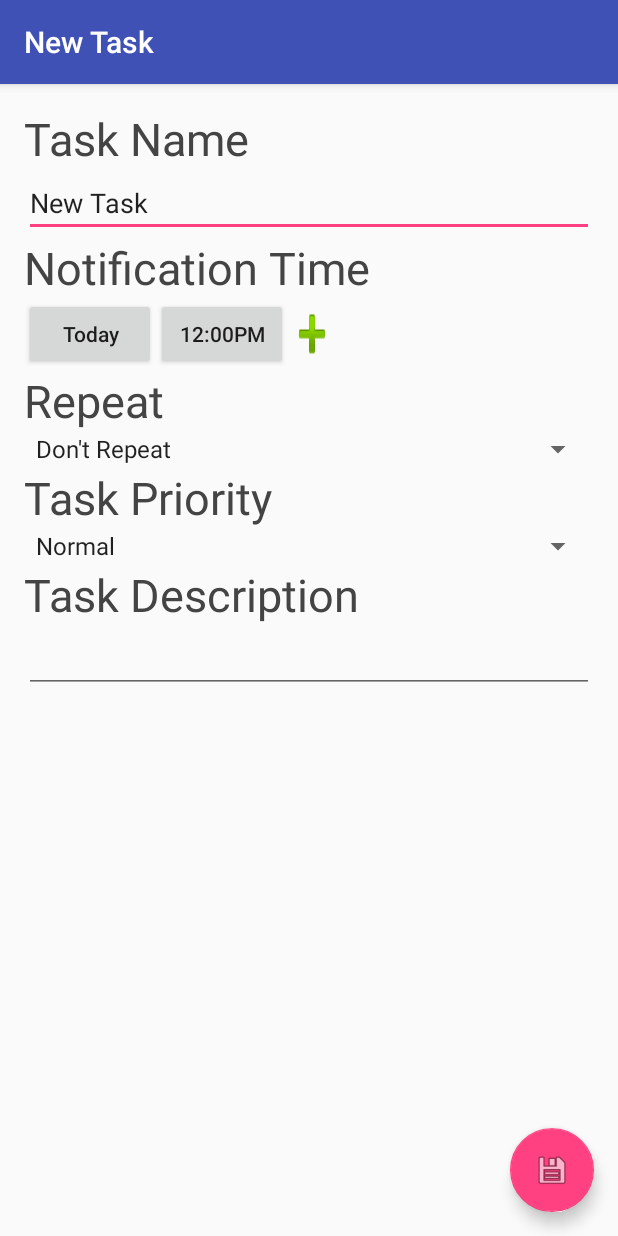
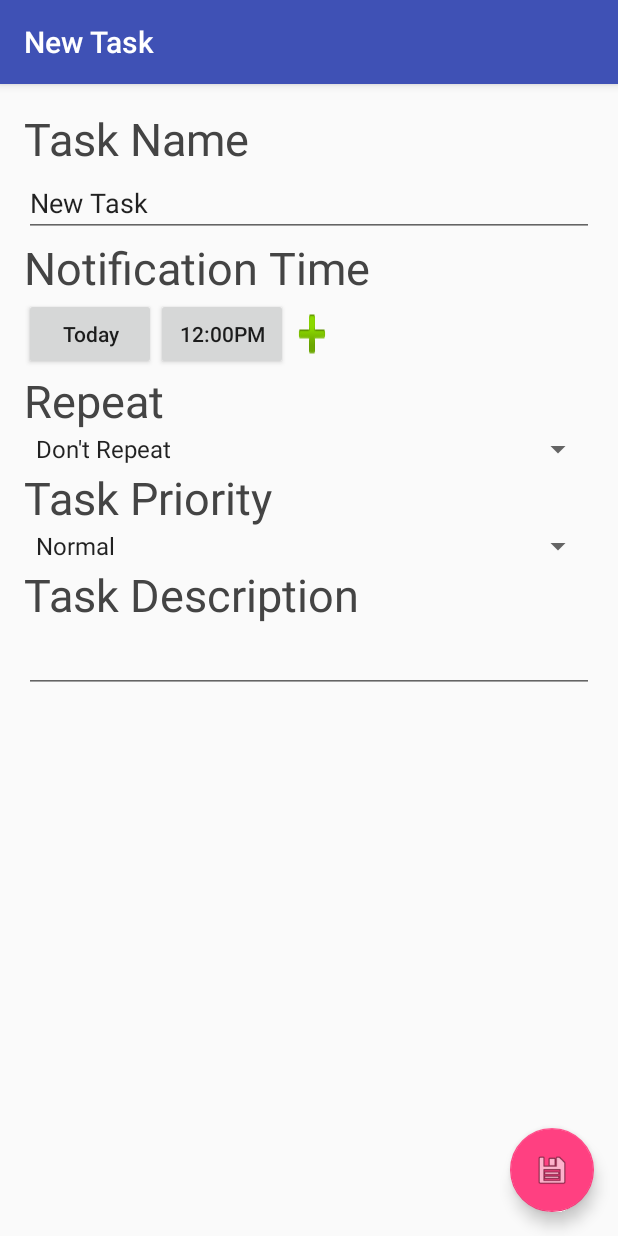
Before and after one commit to Hazzard13/Simple-To-Do, an Android app: the TaskEditor screen opened directly, with no data from a screen before it, on a phone screen of 412 x 824 dp. Run offline under Robolectric (Android 15) with nearby library versions, the phone set to English and light mode, and no system bars.

Commit message:
Minor Tweaks of the task Editor XML, intuitive improvements.

```diff
--- a/app/src/main/java/com/hazzard/nathan/to_do/TaskEditor.java
+++ b/app/src/main/java/com/hazzard/nathan/to_do/TaskEditor.java
@@ -45,7 +45,7 @@ public class TaskEditor extends AppCompatActivity {
         taskList = TaskListManager.loadTaskList(this);
 
         //Sets up TaskEditor to load a task
-        setContentView(R.layout.activity_task_creator);
+        setContentView(R.layout.activity_task_editor);
         Toolbar toolbar = (Toolbar) findViewById(R.id.toolbar);
         setSupportActionBar(toolbar);
         FloatingActionButton fab = (FloatingActionButton) findViewById(R.id.fab);
--- a/app/src/main/res/layout/activity_task_creator.xml
+++ b/app/src/main/res/layout/activity_task_editor.xml
@@ -15,7 +15,7 @@
 
     </android.support.design.widget.AppBarLayout>
 
-    <include layout="@layout/content_task_creator" />
+    <include layout="@layout/content_task_editor" />
 
     <android.support.design.widget.FloatingActionButton android:id="@+id/fab"
         android:layout_width="wrap_content" android:layout_height="wrap_content"
--- a/app/src/main/res/layout/content_task_creator.xml
+++ b/app/src/main/res/layout/content_task_editor.xml
@@ -1,29 +1,36 @@
 <?xml version="1.0" encoding="utf-8"?>
 <LinearLayout xmlns:android="http://schemas.android.com/apk/res/android"
     xmlns:tools="http://schemas.android.com/tools"
-    xmlns:app="http://schemas.android.com/apk/res-auto" android:layout_width="match_parent"
+    xmlns:app="http://schemas.android.com/apk/res-auto"
     android:orientation="vertical"
-    android:layout_height="match_parent" android:paddingLeft="@dimen/activity_horizontal_margin"
+    android:layout_height="match_parent"
+    android:layout_width="match_parent"
+    android:paddingLeft="@dimen/activity_horizontal_margin"
     android:paddingRight="@dimen/activity_horizontal_margin"
     android:paddingTop="@dimen/activity_vertical_margin"
     android:paddingBottom="@dimen/activity_vertical_margin"
     app:layout_behavior="@string/appbar_scrolling_view_behavior"
-    tools:showIn="@layout/activity_task_creator" tools:context=".TaskEditor">
+    tools:showIn="@layout/activity_task_editor"
+    tools:context=".TaskEditor">
 
     <TextView
+        android:focusable="true"
+        android:focusableInTouchMode="true"
         android:layout_width="wrap_content"
         android:layout_height="wrap_content"
         android:id="@+id/enterName"
         android:text="@string/enter_name"
         android:textSize="30dp"
         android:textColor="#444444">
+        <requestFocus/>
     </TextView>
 
     <EditText
         android:layout_width="fill_parent"
         android:layout_height="wrap_content"
         android:id="@+id/taskName"
-        android:inputType="textNoSuggestions">
+        android:selectAllOnFocus="true"
+        android:inputType="text">
     </EditText>
 
     <TextView
@@ -84,7 +91,7 @@
         android:layout_width="fill_parent"
         android:layout_height="wrap_content"
         android:id="@+id/taskDetails"
-        android:inputType="textNoSuggestions">
+        android:inputType="textMultiLine">
     </EditText>
 
 </LinearLayout>
```
